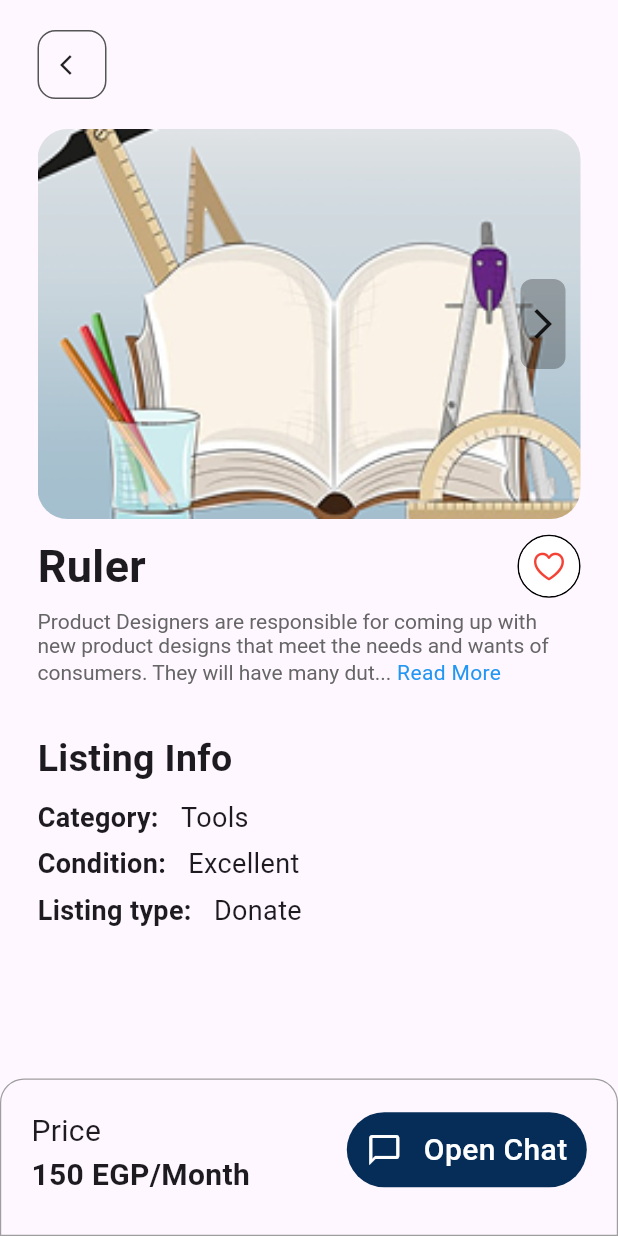
After one commit to MohamedHisham22/UniShare, a Flutter app: the ToolDetailsViewClient screen opened by its route, on a phone screen of 412 x 824 dp. The commit adds this screen. Run offline on Flutter 3.47's test engine with Material 3 defaults, Android fonts, the phone set to English and light mode, and no system bars; drawn by our look-alikes of carousel_slider; our stand-ins replace bloc, cloud_firestore, dio, firebase_auth, firebase_core, flutter_bloc and 3 more; accounts and stored records are empty; network calls fail.

Commit message:
tool details view client and user

```diff
--- a/lib/main.dart
+++ b/lib/main.dart
@@ -18,6 +18,9 @@ import 'package:unishare/screens/signup_view/cubit/signup_view_cubit.dart';
 import 'package:unishare/screens/signup_view/views/signup_view.dart';
 import 'package:unishare/screens/signup_view/views/signup_view_2.dart';
 import 'package:unishare/screens/splash_view/views/splash_view.dart';
+import 'package:unishare/screens/tool_details_client_view/cubit/carousel_slider_cubit.dart';
+import 'package:unishare/screens/tool_details_client_view/views/tool_details_view_client.dart';
+import 'package:unishare/screens/tool_details_view_user/views/tool_details_view_user.dart';
 
 void main() async {
   WidgetsFlutterBinding.ensureInitialized();
@@ -38,6 +41,7 @@ class MyApp extends StatelessWidget {
         BlocProvider(create: (context) => MainViewCubit()),
         BlocProvider(create: (context) => AddItemsCubit()),
         BlocProvider(create: (context) => GetItemsCubit()..getItems()),
+        BlocProvider(create: (context) => CarouselSliderCubit()),
       ],
       child: MaterialApp(
         debugShowCheckedModeBanner: false,
@@ -53,6 +57,8 @@ class MyApp extends StatelessWidget {
           ListingView.id: (context) => ListingView(),
           AddItemView.id: (context) => AddItemView(),
           SavedView.id: (context) => SavedView(),
+         ToolDetailsViewClient.id:(context)=>ToolDetailsViewClient(),
+         ToolDetailsViewUser.id: (context)=>ToolDetailsViewUser(),
         },
       ),
     );
--- a/lib/screens/explore_view/widgets/back_botton.dart
+++ b/lib/screens/explore_view/widgets/back_botton.dart
@@ -5,7 +5,11 @@ class BackBotton extends StatelessWidget {
 
   @override
   Widget build(BuildContext context) {
-    return Container(
+    return GestureDetector(
+      onTap: () {
+        Navigator.pop(context);
+      },
+      child: Container(
         width: 46,
         height: 46,
         decoration: BoxDecoration(
@@ -13,6 +17,7 @@ class BackBotton extends StatelessWidget {
           border: Border.all(color: Color(0xff555555)),
         ),
         child: Center(child: Icon(Icons.arrow_back_ios, size: 16)),
+      ),
     );
   }
 }
--- /dev/null
+++ b/lib/screens/tool_details_client_view/cubit/carousel_slider_cubit.dart
@@ -0,0 +1,16 @@
+import 'package:bloc/bloc.dart';
+import 'package:carousel_slider/carousel_controller.dart';
+import 'package:meta/meta.dart';
+
+part 'carousel_slider_state.dart';
+
+class CarouselSliderCubit extends Cubit<CarousellSliderState> {
+  CarouselSliderCubit() : super(CarouselSliderInitial());
+    final CarouselSliderController carouselSliderController =
+      CarouselSliderController();
+  int currentIndex = 0;
+  void onPageChanged(int index) {
+    currentIndex = index;
+    emit(CarouselSliderPageChanged());
+  }
+}
--- /dev/null
+++ b/lib/screens/tool_details_client_view/cubit/carousel_slider_state.dart
@@ -0,0 +1,8 @@
+part of 'carousel_slider_cubit.dart';
+
+@immutable
+sealed class CarousellSliderState {}
+
+final class CarouselSliderInitial extends CarousellSliderState {}
+
+final class CarouselSliderPageChanged extends CarousellSliderState {}
--- /dev/null
+++ b/lib/screens/tool_details_client_view/views/tool_details_view_client.dart
@@ -0,0 +1,84 @@
+import 'package:flutter/material.dart';
+import 'package:unishare/constants.dart';
+import 'package:unishare/screens/tool_details_client_view/widgets/tool_details_view_client_body.dart';
+
+class ToolDetailsViewClient extends StatelessWidget {
+  static String id = '/toolDetailsClient';
+  const ToolDetailsViewClient({super.key});
+
+  @override
+  Widget build(BuildContext context) {
+    return Scaffold(
+      // appBar: AppBar(
+      //   title: BackBotton(),
+      //   automaticallyImplyLeading: false,
+      //   toolbarHeight: 70,
+      //   surfaceTintColor: Colors.transparent,
+      // ),
+      body: ToolDetailsViewClientBody(),
+      bottomNavigationBar: Container(
+        width: double.infinity,
+        height: 105,
+        decoration: BoxDecoration(
+          borderRadius: BorderRadius.only(
+            topLeft: Radius.circular(16),
+            topRight: Radius.circular(16),
+          ),
+          border: Border.all(color: Colors.grey, width: 0.8),
+          //  Border(
+          //   // top: BorderSide(color: Colors.grey, width: 0.9),
+          //   // right: BorderSide(color: Colors.grey, width: 0.5),
+          //   // left: BorderSide(color: Colors.grey, width: 0.5),
+
+          // ),
+        ),
+        child: Padding(
+          padding: const EdgeInsets.only(left: 20, right: 20, top: 20),
+          child: Row(
+            children: [
+              Column(
+                crossAxisAlignment: CrossAxisAlignment.start,
+                children: [
+                  Text('Price', style: TextStyle(fontSize: 20)),
+                  Text(
+                    '150 EGP/Month',
+                    style: TextStyle(fontSize: 20, fontWeight: FontWeight.bold),
+                  ),
+                ],
+              ),
+              Spacer(),
+              Padding(
+                padding: const EdgeInsets.only(bottom: 30.0),
+                child: Container(
+                  width: 160,
+                  height: 50,
+                  decoration: BoxDecoration(
+                    borderRadius: BorderRadius.circular(30),
+                    color: kPrimaryColor,
+                  ),
+                  child: Padding(
+                    padding: const EdgeInsets.symmetric(horizontal: 13.0),
+                    child: Row(
+                      children: [
+                        Icon(Icons.chat_bubble_outline, color: Colors.white),
+                        Spacer(),
+                        Text(
+                          'Open Chat',
+                          style: TextStyle(
+                            fontWeight: FontWeight.w500,
+                            fontSize: 20,
+                            color: Colors.white,
+                          ),
+                        ),
+                      ],
+                    ),
+                  ),
+                ),
+              ),
+            ],
+          ),
+        ),
+      ),
+    );
+  }
+}
--- /dev/null
+++ b/lib/screens/tool_details_client_view/widgets/carousel_slider_images.dart
@@ -0,0 +1,103 @@
+import 'package:carousel_slider/carousel_slider.dart';
+import 'package:flutter/material.dart';
+import 'package:flutter_bloc/flutter_bloc.dart';
+import 'package:unishare/screens/tool_details_client_view/cubit/carousel_slider_cubit.dart';
+import 'package:unishare/screens/tool_details_client_view/widgets/full_screen_image_view.dart';
+
+class CarouselSliderImages extends StatelessWidget {
+  const CarouselSliderImages({super.key});
+
+  @override
+  Widget build(BuildContext context) {
+    return BlocBuilder<CarouselSliderCubit, CarousellSliderState>(
+      builder: (context, state) {
+        final cubit = context.read<CarouselSliderCubit>();
+        return Stack(
+          alignment: Alignment.center,
+          children: [
+            CarouselSlider(
+              items: List.generate(
+                10,
+                (index) => GestureDetector(
+                  onTap: () {
+                    Navigator.push(
+                      context,
+                      MaterialPageRoute(
+                        builder:
+                            (context) => FullScreenImageView(
+                              imagePath: 'assets/images/tools.png',
+                            ),
+                      ),
+                    );
+                  },
+                  child: ClipRRect(
+                    borderRadius: BorderRadius.circular(20),
+                    child: Image.asset(
+                      'assets/images/tools.png',
+                      fit: BoxFit.cover,
+                      width: double.infinity,
+                      height: 260,
+                    ),
+                  ),
+                ),
+              ),
+              carouselController: cubit.carouselSliderController,
+              options: CarouselOptions(
+                height: 260,
+                aspectRatio: 16 / 9,
+                viewportFraction: 1,
+                initialPage: 0,
+                enableInfiniteScroll: true,
+                reverse: false,
+                autoPlay: false,
+                enlargeCenterPage: true,
+                onPageChanged: (index, reason) {
+                  cubit.onPageChanged(index);
+                },
+              ),
+            ),
+            if (cubit.currentIndex > 0)
+              Positioned(
+                left: 10,
+                child: GestureDetector(
+                  onTap: () {
+                    cubit.carouselSliderController.previousPage();
+                  },
+                  child: Container(
+                    height: 60,
+                    width: 30,
+                    decoration: BoxDecoration(
+                      borderRadius: BorderRadius.circular(8),
+                      color: const Color.fromARGB(70, 0, 0, 0),
+                    ),
+                    child: Padding(
+                      padding: const EdgeInsets.only(left: 6.0),
+                      child: Icon(Icons.arrow_back_ios),
+                    ),
+                  ),
+                ),
+              ),
+            if (cubit.currentIndex < 9)
+              Positioned(
+                right: 10,
+                child: GestureDetector(
+                  onTap: () {
+                    cubit.carouselSliderController.nextPage();
+                  },
+                  child: Container(
+                    height: 60,
+                    width: 30,
+                    decoration: BoxDecoration(
+                      borderRadius: BorderRadius.circular(8),
+                      color: const Color.fromARGB(70, 0, 0, 0),
+                    ),
+                    child: Icon(Icons.arrow_forward_ios),
+                  ),
+                ),
+              ),
+          ],
+        );
+      },
+    );
+  }
+}
--- /dev/null
+++ b/lib/screens/tool_details_client_view/widgets/listing_info.dart
@@ -0,0 +1,20 @@
+import 'package:flutter/material.dart';
+
+class ListingInfo extends StatelessWidget {
+  const ListingInfo({super.key, required this.text, required this.type});
+  final String text;
+  final String type;
+  @override
+  Widget build(BuildContext context) {
+    return Row(
+      children: [
+        Text(
+          text,
+          style: TextStyle(fontSize: 18, fontWeight: FontWeight.bold),
+        ),
+        SizedBox(width: 10),
+        Text(type, style: TextStyle(fontSize: 18)),
+      ],
+    );
+  }
+}
--- /dev/null
+++ b/lib/screens/tool_details_client_view/widgets/tool_description.dart
@@ -0,0 +1,46 @@
+import 'package:flutter/material.dart';
+
+class ToolDescription extends StatefulWidget {
+  const ToolDescription({super.key});
+
+  @override
+  State<ToolDescription> createState() => _ToolDescriptionState();
+}
+
+class _ToolDescriptionState extends State<ToolDescription> {
+  bool isExpanded = false;
+
+  final String text =
+      'Product Designers are responsible for coming up with new product designs that meet the needs and wants of consumers. They will have many duties, such as creating design concepts, drawing ideas to determine Product Designers are responsible for coming up with new product designs that meet the needs and wants of consumers. They will have many duties, such as creating design concepts, drawing ideas to determine ';
+  @override
+  Widget build(BuildContext context) {
+    return Row(
+      children: [
+        Expanded(
+          child: RichText(
+            text: TextSpan(
+              text: isExpanded ? text : text.substring(0, 140) + '...',
+              style: TextStyle(fontSize: 14, color: Color(0xff666666)),
+              children: [
+                WidgetSpan(
+                  alignment: PlaceholderAlignment.middle,
+                  child: InkWell(
+                    onTap: () {
+                      setState(() {
+                        isExpanded = !isExpanded;
+                      });
+                    },
+                    child: Text(
+                      isExpanded ? ' Read Less' : ' Read More',
+                      style: TextStyle(color: Colors.blue),
+                    ),
+                  ),
+                ),
+              ],
+            ),
+          ),
+        ),
+      ],
+    );
+  }
+}
--- /dev/null
+++ b/lib/screens/tool_details_client_view/widgets/tool_details_view_client_body.dart
@@ -0,0 +1,61 @@
+import 'package:flutter/cupertino.dart';
+import 'package:flutter/material.dart';
+import 'package:unishare/screens/explore_view/widgets/back_botton.dart';
+import 'package:unishare/screens/tool_details_client_view/widgets/carousel_slider_images.dart';
+import 'package:unishare/screens/tool_details_client_view/widgets/listing_info.dart';
+import 'package:unishare/screens/tool_details_client_view/widgets/tool_description.dart';
+
+class ToolDetailsViewClientBody extends StatelessWidget {
+  const ToolDetailsViewClientBody({super.key});
+
+  @override
+  Widget build(BuildContext context) {
+    return Padding(
+      padding: const EdgeInsets.only(left: 25, right: 25, top: 20),
+      child: SingleChildScrollView(
+        child: Column(
+          crossAxisAlignment: CrossAxisAlignment.start,
+          children: [
+            SafeArea(child: BackBotton()),
+            SizedBox(height: 20),
+            CarouselSliderImages(),
+            SizedBox(height: 10),
+            Row(
+              children: [
+                Text(
+                  'Ruler',
+                  style: TextStyle(fontSize: 30, fontWeight: FontWeight.w600),
+                ),
+                Spacer(),
+                Container(
+                  decoration: BoxDecoration(
+                    shape: BoxShape.circle,
+                    border: Border.all(color: Colors.black, width: 1),
+                  ),
+                  child: CircleAvatar(
+                    backgroundColor: Colors.white,
+                    child: Icon(CupertinoIcons.heart, color: Colors.red),
+                  ),
+                ),
+              ],
+            ),
+            SizedBox(height: 7),
+            ToolDescription(),
+            SizedBox(height: 30),
+            Text(
+              'Listing Info',
+              style: TextStyle(fontSize: 25, fontWeight: FontWeight.w600),
+            ),
+            SizedBox(height: 8),
+            ListingInfo(text: 'Category: ', type: 'Tools'),
+            SizedBox(height: 5),
+            ListingInfo(text: 'Condition: ', type: 'Excellent'),
+            SizedBox(height: 5),
+            ListingInfo(text: 'Listing type: ', type: 'Donate'),
+            SizedBox(height: 30),
+          ],
+        ),
+      ),
+    );
+  }
+}
--- a/pubspec.yaml
+++ b/pubspec.yaml
@@ -54,6 +54,7 @@ dependencies:
   firebase_auth: ^5.5.0
   cloud_firestore: ^5.6.4
   google_sign_in: ^6.2.2
+  carousel_slider: ^5.0.0
 
 dev_dependencies:
   flutter_test:
```
Also changed, not shown: lib/screens/home_view/widgets/new_tools_list_view.dart (+8 -1 lines), lib/screens/listing_view/widgets/listing_tools_list_view.dart (+6 -1 lines), lib/screens/tool_details_client_view/widgets/full_screen_image_view.dart (added, +43 -0 lines), lib/screens/tool_details_view_user/views/tool_details_view_user.dart (added, +84 -0 lines), pubspec.lock. Lines whose indentation alone changed are shown as unchanged.
